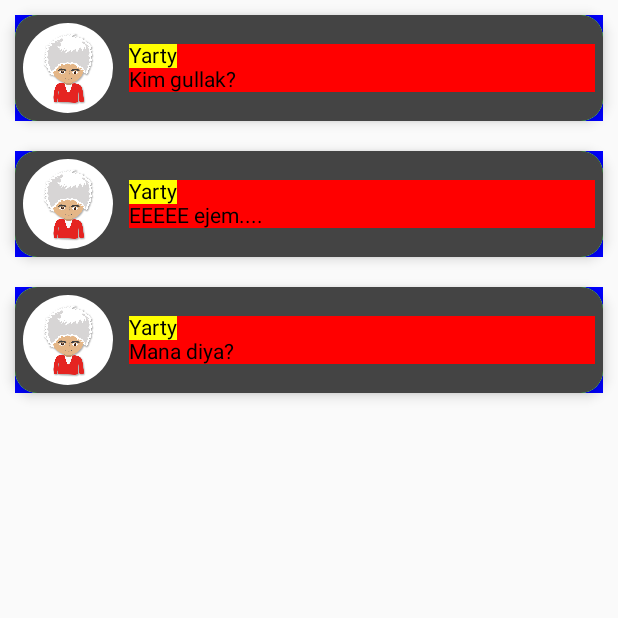
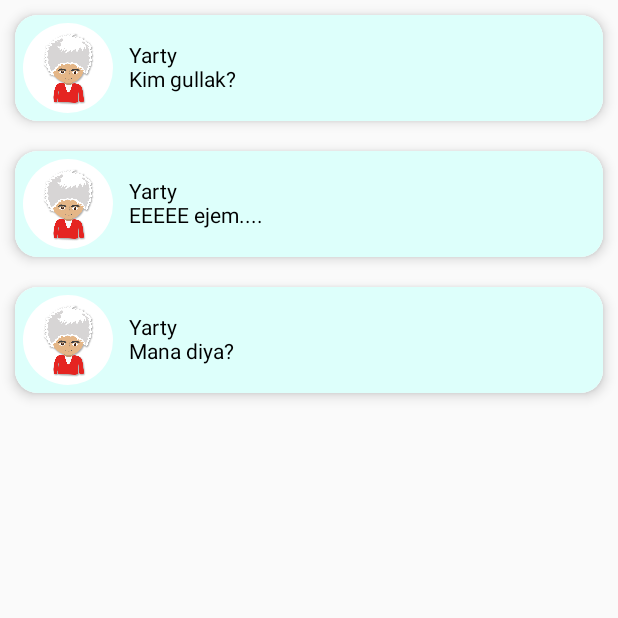
Before and after one commit to 4aniDev/ComposeTraining, an Android app built with Jetpack Compose: the screen it shows after launch (MainActivity), on a phone screen of 412 x 824 dp, the top half of it. Run offline under Robolectric (Android 15) with nearby library versions, the phone set to English and light mode, and no system bars.

Commit message:
Card and Box clean

```diff
--- a/app/src/main/java/ru/chani/composetraining/MainActivity.kt
+++ b/app/src/main/java/ru/chani/composetraining/MainActivity.kt
@@ -47,18 +47,12 @@ private fun listItem(name: String, message: String) {
     Card(
         modifier = Modifier
             .fillMaxWidth()
-            .padding(10.dp)
-            .background(Color.Blue),
+            .padding(10.dp),
         shape = RoundedCornerShape(15.dp),
         elevation = 5.dp
     ) {
-        Box(
-            modifier = Modifier
-                .background(Color.Green)
-        ) {
+        Box(modifier = Modifier.background(Color(0xFFDDFFFB))) {
             Row(
-                modifier = Modifier
-                    .background(Color.DarkGray),
                 verticalAlignment = Alignment.CenterVertically
             ) {
                 Image(
@@ -73,15 +67,10 @@ private fun listItem(name: String, message: String) {
                 Column(
                     modifier = Modifier
                         .padding(5.dp)
-                        .fillMaxWidth()
-                        .background(Color.Red),
+                        .fillMaxWidth(),
                     verticalArrangement = Arrangement.Center,
                 ) {
-                    Text(
-                        text = name,
-                        modifier = Modifier
-                            .background(Color.Yellow)
-                    )
+                    Text(text = name)
                     Text(text = message)
                 }
             }
```
